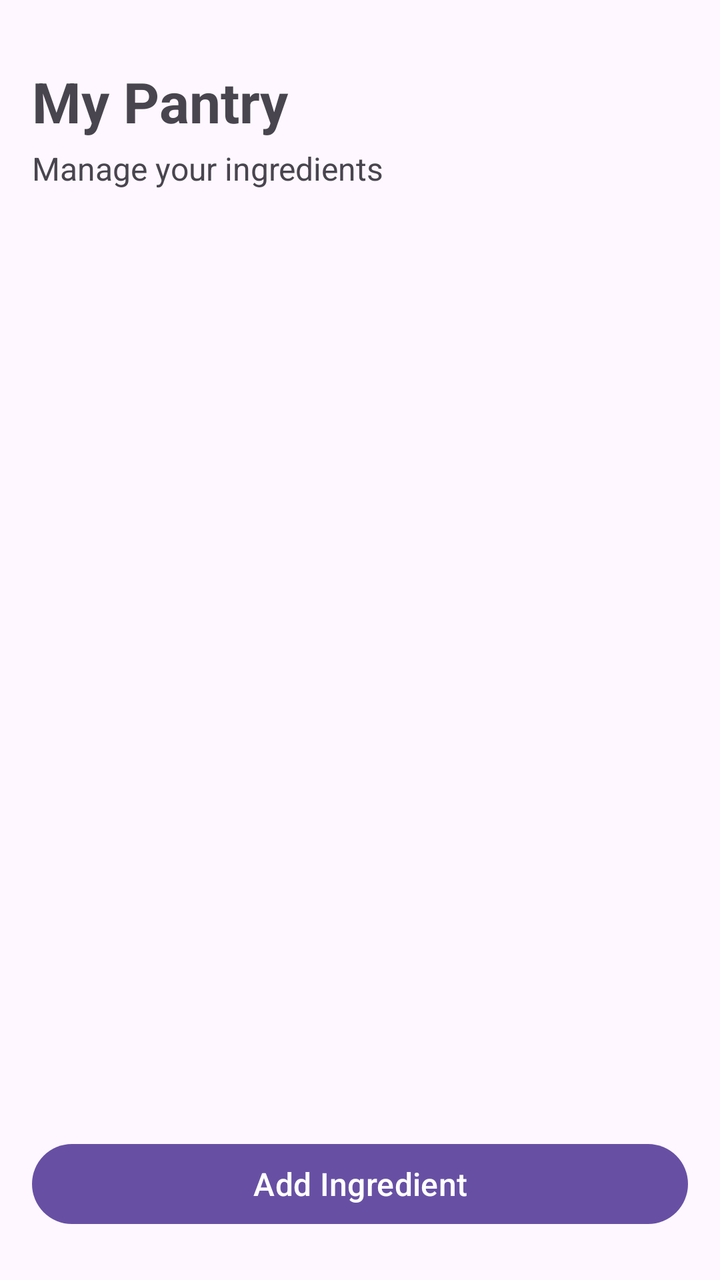
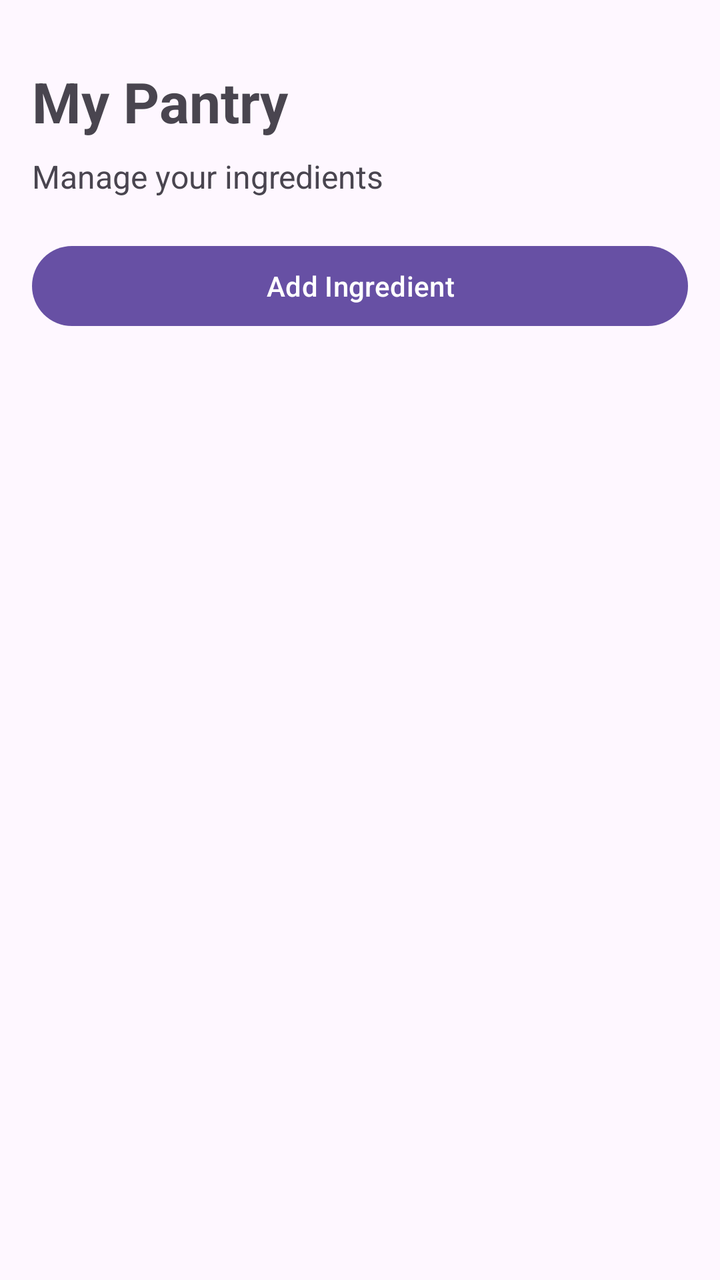

Two renders of the same Android screen: before a commit and after it. Below are the layout's source before the change and the commit's diff.
<!-- AndroidManifest.xml: application theme Theme.SmartPantryManager -->
<!-- res/layout/activity_main.xml -->
<?xml version="1.0" encoding="utf-8"?>
<androidx.constraintlayout.widget.ConstraintLayout
    xmlns:android="http://schemas.android.com/apk/res/android"
    xmlns:app="http://schemas.android.com/apk/res-auto"
    android:layout_width="match_parent"
    android:layout_height="match_parent"
    android:padding="16dp">

    <TextView
        android:id="@+id/tvPantryTitle"
        android:layout_width="0dp"
        android:layout_height="wrap_content"
        android:text="My Pantry"
        android:textSize="28sp"
        android:textStyle="bold"
        android:layout_marginTop="16dp"
        app:layout_constraintTop_toTopOf="parent"
        app:layout_constraintStart_toStartOf="parent"
        app:layout_constraintEnd_toEndOf="parent" />

    <TextView
        android:id="@+id/tvPantrySubtitle"
        android:layout_width="0dp"
        android:layout_height="wrap_content"
        android:text="Manage your ingredients"
        android:textSize="16sp"
        android:layout_marginTop="4dp"
        app:layout_constraintTop_toBottomOf="@id/tvPantryTitle"
        app:layout_constraintStart_toStartOf="parent"
        app:layout_constraintEnd_toEndOf="parent" />

    <androidx.recyclerview.widget.RecyclerView
        android:id="@+id/recyclerPantry"
        android:layout_width="0dp"
        android:layout_height="0dp"
        android:layout_marginTop="20dp"
        android:layout_marginBottom="16dp"
        app:layout_constraintTop_toBottomOf="@id/tvPantrySubtitle"
        app:layout_constraintBottom_toTopOf="@id/btnAddIngredient"
        app:layout_constraintStart_toStartOf="parent"
        app:layout_constraintEnd_toEndOf="parent" />

    <Button
        android:id="@+id/btnAddIngredient"
        android:layout_width="0dp"
        android:layout_height="wrap_content"
        android:text="Add Ingredient"
        android:textSize="16sp"
        android:layout_marginBottom="8dp"
        app:layout_constraintBottom_toBottomOf="parent"
        app:layout_constraintStart_toStartOf="parent"
        app:layout_constraintEnd_toEndOf="parent" />

</androidx.constraintlayout.widget.ConstraintLayout>
<!-- resources referenced by this layout -->
<resources>
  <style name="Theme.SmartPantryManager" parent="Base.Theme.SmartPantryManager" />
  <style name="Base.Theme.SmartPantryManager" parent="Theme.Material3.DayNight.NoActionBar">
          
          
      </style>
</resources>

<!-- the commit's change to res/layout/activity_main.xml (unified diff, before → after) -->
@@ -2,6 +2,7 @@
 <androidx.constraintlayout.widget.ConstraintLayout
     xmlns:android="http://schemas.android.com/apk/res/android"
     xmlns:app="http://schemas.android.com/apk/res-auto"
+    android:id="@+id/main"
     android:layout_width="match_parent"
     android:layout_height="match_parent"
     android:padding="16dp">
@@ -24,19 +25,8 @@
         android:layout_height="wrap_content"
         android:text="Manage your ingredients"
         android:textSize="16sp"
-        android:layout_marginTop="4dp"
+        android:layout_marginTop="8dp"
         app:layout_constraintTop_toBottomOf="@id/tvPantryTitle"
-        app:layout_constraintStart_toStartOf="parent"
-        app:layout_constraintEnd_toEndOf="parent" />
-
-    <androidx.recyclerview.widget.RecyclerView
-        android:id="@+id/recyclerPantry"
-        android:layout_width="0dp"
-        android:layout_height="0dp"
-        android:layout_marginTop="20dp"
-        android:layout_marginBottom="16dp"
-        app:layout_constraintTop_toBottomOf="@id/tvPantrySubtitle"
-        app:layout_constraintBottom_toTopOf="@id/btnAddIngredient"
         app:layout_constraintStart_toStartOf="parent"
         app:layout_constraintEnd_toEndOf="parent" />
 
@@ -45,8 +35,17 @@
         android:layout_width="0dp"
         android:layout_height="wrap_content"
         android:text="Add Ingredient"
-        android:textSize="16sp"
-        android:layout_marginBottom="8dp"
+        android:layout_marginTop="20dp"
+        app:layout_constraintTop_toBottomOf="@id/tvPantrySubtitle"
+        app:layout_constraintStart_toStartOf="parent"
+        app:layout_constraintEnd_toEndOf="parent" />
+
+    <androidx.recyclerview.widget.RecyclerView
+        android:id="@+id/recyclerViewPantry"
+        android:layout_width="0dp"
+        android:layout_height="0dp"
+        android:layout_marginTop="16dp"
+        app:layout_constraintTop_toBottomOf="@id/btnAddIngredient"
         app:layout_constraintBottom_toBottomOf="parent"
         app:layout_constraintStart_toStartOf="parent"
         app:layout_constraintEnd_toEndOf="parent" />
